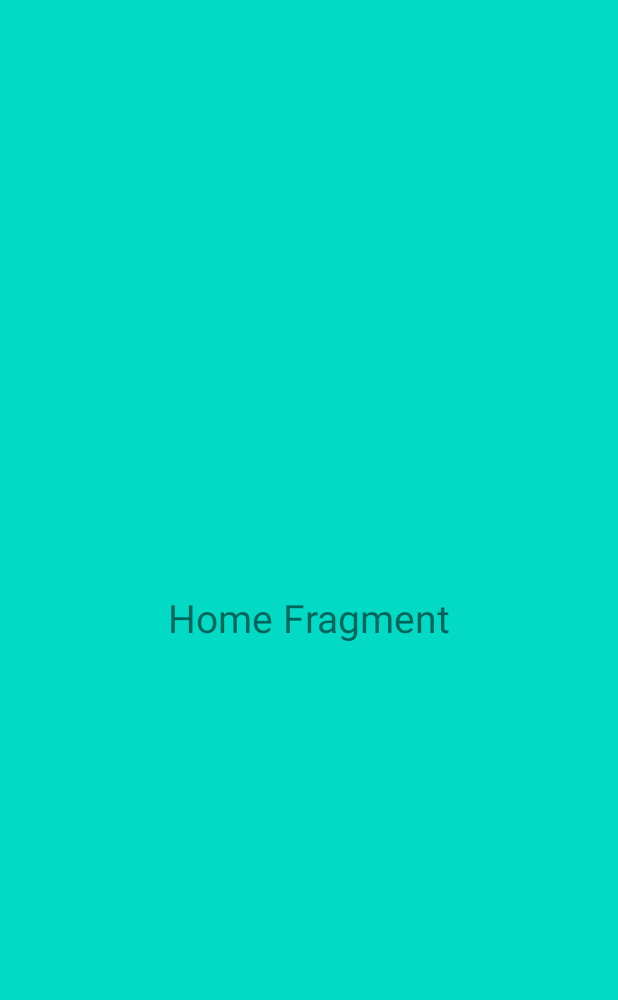
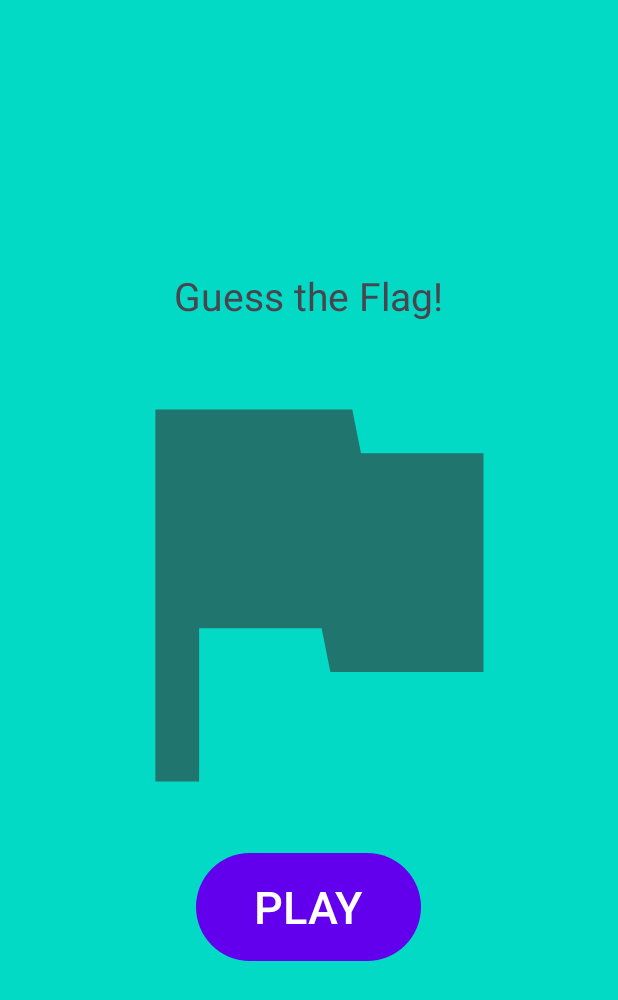
Before and after one commit to Abde-exe/GuessTheFlag, an Android app: the layout fragment_home.xml on its own in the app's theme, with its tools: preview values and no code run, on a phone screen of 412 x 824 dp. Shown: the top 1000 px of the screen. Run offline under Robolectric (Android 15) with nearby library versions, the phone set to English and light mode, and no system bars.

Commit message:
adding game fragments

```diff
--- a/app/src/main/java/com/example/guesstheflag/About.kt
+++ b/app/src/main/java/com/example/guesstheflag/AboutFragment.kt
@@ -6,7 +6,7 @@ import android.view.LayoutInflater
 import android.view.View
 import android.view.ViewGroup
 
-class About : Fragment() {
+class AboutFragment : Fragment() {
 
     override fun onCreate(savedInstanceState: Bundle?) {
         super.onCreate(savedInstanceState)
--- a/app/src/main/java/com/example/guesstheflag/List.kt
+++ b/app/src/main/java/com/example/guesstheflag/LeaderBoardFragment.kt
@@ -6,7 +6,7 @@ import android.view.LayoutInflater
 import android.view.View
 import android.view.ViewGroup
 
-class List : Fragment() {
+class LeaderBoardFragment : Fragment() {
 
 
     override fun onCreate(savedInstanceState: Bundle?) {
--- /dev/null
+++ b/app/src/main/res/drawable/ic_flag.xml
@@ -0,0 +1,11 @@
+<vector xmlns:android="http://schemas.android.com/apk/res/android"
+    android:width="24dp"
+    android:height="24dp"
+    android:viewportWidth="24"
+    android:viewportHeight="24"
+    android:tint="#333333"
+    android:alpha="0.6">
+  <path
+      android:fillColor="@android:color/white"
+      android:pathData="M14.4,6L14,4H5v17h2v-7h5.6l0.4,2h7V6z"/>
+</vector>
--- a/app/src/main/res/layout/fragment_about.xml
+++ b/app/src/main/res/layout/fragment_about.xml
@@ -3,7 +3,7 @@
     xmlns:tools="http://schemas.android.com/tools"
     android:layout_width="match_parent"
     android:layout_height="match_parent"
-    tools:context=".About"
+    tools:context=".AboutFragment"
     android:background="@color/purple_200">
 
     <TextView
--- a/app/src/main/res/layout/fragment_home.xml
+++ b/app/src/main/res/layout/fragment_home.xml
@@ -1,16 +1,28 @@
 <?xml version="1.0" encoding="utf-8"?>
-<FrameLayout xmlns:android="http://schemas.android.com/apk/res/android"
+<LinearLayout xmlns:android="http://schemas.android.com/apk/res/android"
     xmlns:tools="http://schemas.android.com/tools"
     android:layout_width="match_parent"
     android:layout_height="match_parent"
-    tools:context=".Home"
-    android:background="@color/teal_200">
+    tools:context=".HomeFragment"
+    android:background="@color/teal_200"
+    android:orientation="vertical"
+    android:gravity="center">
 
     <TextView
         android:layout_width="wrap_content"
         android:layout_height="wrap_content"
-        android:text="Home Fragment"
+        android:text="@string/guess_the_flag"
         android:textSize="26sp"
-        android:layout_gravity="center"/>
+        />
+    <ImageView
+        android:layout_width="350dp"
+        android:layout_height="350dp"
+        android:src="@drawable/ic_flag"/>
+    <Button
+        android:id="@+id/playButton"
+        android:layout_width="150dp"
+        android:layout_height="80dp"
+        android:text="@string/play"
+        android:textSize="30sp"/>
 
-</FrameLayout>
+</LinearLayout>
--- a/app/src/main/res/layout/fragment_list.xml
+++ b/app/src/main/res/layout/fragment_list.xml
@@ -3,7 +3,7 @@
     xmlns:tools="http://schemas.android.com/tools"
     android:layout_width="match_parent"
     android:layout_height="match_parent"
-    tools:context=".List"
+    tools:context=".LeaderBoardFragment"
     android:background="@color/purple_500">
 
     <TextView
--- a/app/src/main/res/values-night/themes.xml
+++ b/app/src/main/res/values-night/themes.xml
@@ -1,6 +1,6 @@
 <resources xmlns:tools="http://schemas.android.com/tools">
     <!-- Base application theme. -->
-    <style name="Theme.GuessTheFlag" parent="Theme.MaterialComponents.DayNight.DarkActionBar">
+    <style name="Theme.GuessTheFlag" parent="Theme.Material3.DayNight">
         <!-- Primary brand color. -->
         <item name="colorPrimary">@color/purple_200</item>
         <item name="colorPrimaryVariant">@color/purple_700</item>
--- a/app/src/main/res/values/strings.xml
+++ b/app/src/main/res/values/strings.xml
@@ -5,4 +5,7 @@
     <string name="home">Home</string>
     <string name="leader_board">Leader Board</string>
     <string name="about">About</string>
+    <string name="play">PLAY</string>
+    <string name="guess_the_flag">Guess the Flag!</string>
+    <string name="start">Start</string>
 </resources>
--- a/app/src/main/res/values/themes.xml
+++ b/app/src/main/res/values/themes.xml
@@ -1,6 +1,6 @@
 <resources xmlns:tools="http://schemas.android.com/tools">
     <!-- Base application theme. -->
-    <style name="Theme.GuessTheFlag" parent="Theme.MaterialComponents.DayNight.NoActionBar">
+    <style name="Theme.GuessTheFlag" parent="Theme.Material3.DayNight">
         <!-- Primary brand color. -->
         <item name="colorPrimary">@color/purple_500</item>
         <item name="colorPrimaryVariant">@color/purple_700</item>
```
Also changed, not shown: app/build.gradle (+10 -2 lines), app/src/main/java/com/example/guesstheflag/GameFragment.kt (renamed from app/src/main/java/com/example/guesstheflag/Home.kt, +11 -2 lines), app/src/main/java/com/example/guesstheflag/HomeFragment.kt (added, +37 -0 lines), app/src/main/java/com/example/guesstheflag/InfosFragment.kt (added, +38 -0 lines), app/src/main/java/com/example/guesstheflag/MainActivity.kt (+24 -18 lines), app/src/main/res/layout/activity_main.xml (+7 -9 lines), app/src/main/res/layout/fragment_game.xml (added, +75 -0 lines), app/src/main/res/layout/fragment_infos.xml (added, +94 -0 lines), app/src/main/res/navigation/home_nav_graph.xml (added, +42 -0 lines), build.gradle (+9 -0 lines), 1 other file.
